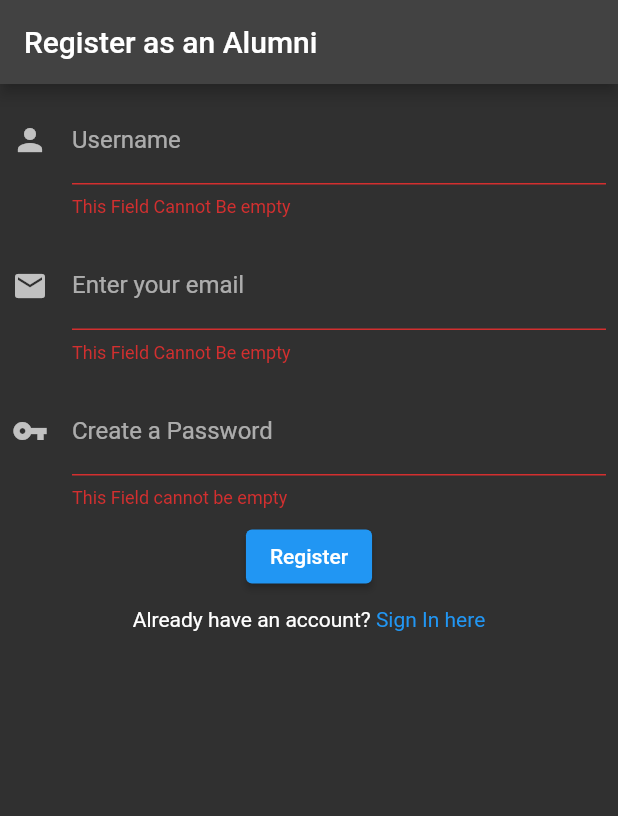
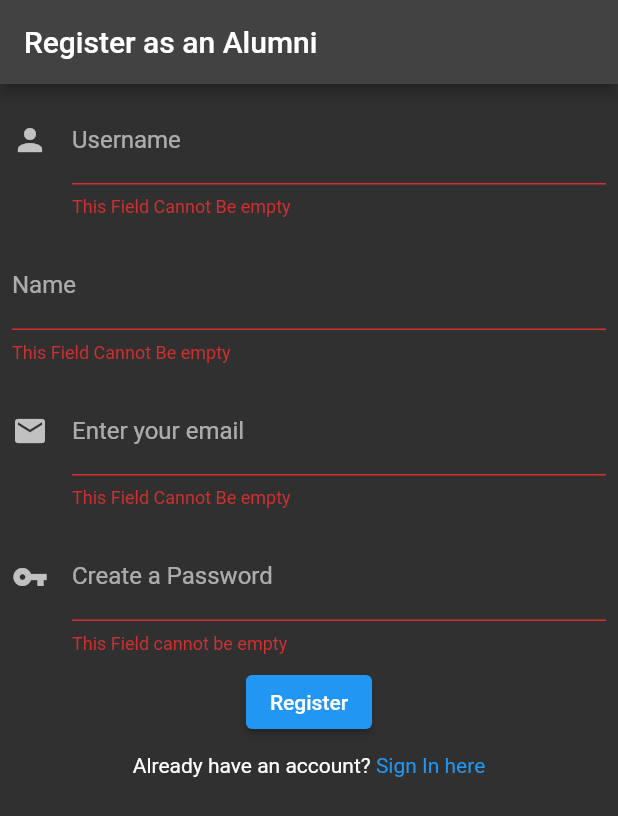
Before and after one commit to anupampatil44/ms-profile-tracker, a Flutter app: the SignupA screen opened directly, after a tap on "Register", on a phone screen of 412 x 824 dp. Shown: the top 816 px of the screen. Run offline on Flutter 3.47's test engine with Material 2 defaults, Android fonts, the light colour scheme and no system bars; our stand-ins replace flutter_secure_storage, fluttertoast, logger, smooth_page_indicator; missing offline and left inert: mongo_dart; accounts and stored records are empty.

Commit message:
modified:Alumni register page

```diff
--- a/ms_profile_tracker/lib/authenticationScreens/signup_a.dart
+++ b/ms_profile_tracker/lib/authenticationScreens/signup_a.dart
@@ -22,6 +22,7 @@ class _SignupAState extends State<SignupA> {
   final key=GlobalKey<FormState>();
 
   var usernameC=TextEditingController();
+  var nameC=TextEditingController();
   var emailC=TextEditingController();
   var passwordC=TextEditingController();
 
@@ -50,6 +51,26 @@ class _SignupAState extends State<SignupA> {
                   label: Text("Username"),
                   //hintText: "Enter username",
                   icon: Icon(Icons.person),
+                ),
+                validator: (val){
+                  if(val=="") return "This Field Cannot Be empty";
+                  return null;
+                },
+                onChanged: (val){
+                  setState(){
+                    username=val;
+                  }
+                },
+              ),
+            ),
+            Padding(
+              padding: EdgeInsets.all(8.0),
+              child: TextFormField(
+                controller: nameC,
+                decoration: InputDecoration(
+                  label: Text("Name"),
+                  //hintText: "Enter username",
+                  //icon: Icon(Icons.),
                 ),
                 validator: (val){
                   if(val=="") return "This Field Cannot Be empty";
@@ -112,6 +133,7 @@ class _SignupAState extends State<SignupA> {
                     Map<String,String> data={
                       "username":usernameC.text,
                       "password":passwordC.text,
+                      "fullname":nameC.text,
                       "email":emailC.text,
                     };
                     print(data);
```
